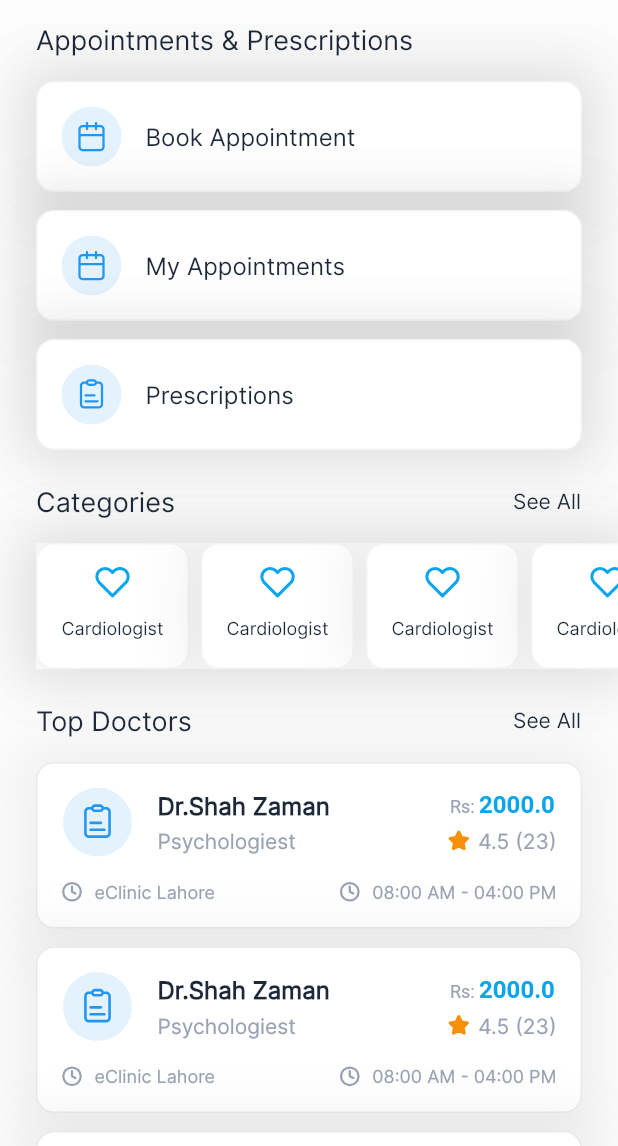
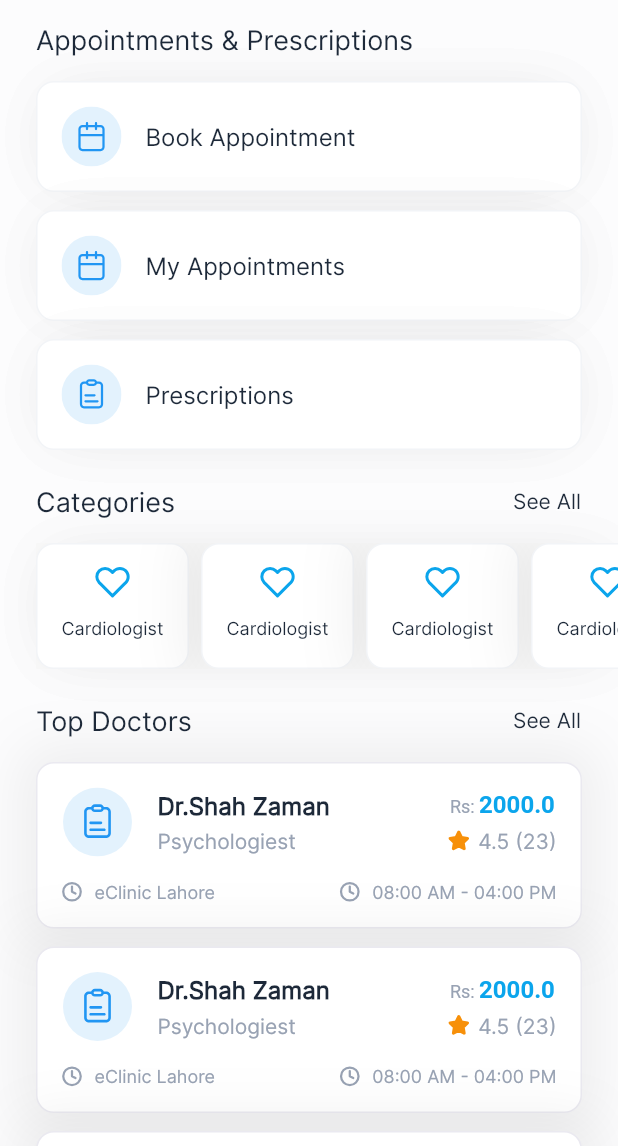
Before and after one commit to crazycoder534/health_buddy, a Flutter app: the HomeVU screen opened directly, after a tap on "Appointments", on a phone screen of 412 x 824 dp, the part 90-1236 px from its top. Run offline on Flutter 3.47's test engine with Material 2 defaults, Android fonts, the phone set to English and light mode, and no system bars; our stand-ins replace flutter_svg, smooth_page_indicator, stacked.

```diff
--- a/lib/health_buddy/home/bottom_summery_cell_vu.dart
+++ b/lib/health_buddy/home/bottom_summery_cell_vu.dart
@@ -22,8 +22,8 @@ class BottomSummeryCellVU extends StatelessWidget {
             width: 95.48,
             title: 'Appointments',
             title2: 'Check Symptoms',
-            imageUrl: 'assets/images/app_assets/group2.svg',
-            imageUrl2: 'assets/images/app_assets/group3.svg',
+            imageUrl: 'assets/images/app_assets/appointments.svg',
+            imageUrl2: 'assets/images/app_assets/symptom.svg',
           ),
           const SizedBox(height: 12),
           Row(
@@ -31,14 +31,14 @@ class BottomSummeryCellVU extends StatelessWidget {
               Expanded(
                 child: chiContainer(
                     title: 'My Health',
-                    imageUrl: 'assets/images/app_assets/group4.svg',
+                    imageUrl: 'assets/images/app_assets/health.svg',
                     width: 70),
               ),
               const SizedBox(width: 12),
               Expanded(
                 child: chiContainer(
                   title: 'Subscriptions',
-                  imageUrl: 'assets/images/app_assets/group5.svg',
+                  imageUrl: 'assets/images/app_assets/subscription.svg',
                   width: 70,
                 ),
               ),
@@ -50,14 +50,14 @@ class BottomSummeryCellVU extends StatelessWidget {
               Expanded(
                 child: chiContainer(
                     title: 'Messages',
-                    imageUrl: 'assets/images/app_assets/messages.svg',
+                    imageUrl: 'assets/images/app_assets/message.svg',
                     width: 70),
               ),
               const SizedBox(width: 12),
               Expanded(
                 child: chiContainer(
                     title: 'Command Center',
-                    imageUrl: 'assets/images/app_assets/phone.svg',
+                    imageUrl: 'assets/images/app_assets/command.svg',
                     width: 70),
               ),
             ],
--- a/lib/health_buddy/home/coursel_slide_cell_vu.dart
+++ b/lib/health_buddy/home/coursel_slide_cell_vu.dart
@@ -34,7 +34,7 @@ class CarouselSliderCellVU extends StatelessWidget {
                 title: "Free Live Chat",
                 subTitle:
                     "Ab ghar bathay he doctor sy muft mashwara hasil karen.",
-                imageUrl: "assets/images/app_assets/group1.svg"),
+                imageUrl: "assets/images/app_assets/chat.svg"),
           );
         });
   }
--- a/lib/health_buddy/utils/constants.dart
+++ b/lib/health_buddy/utils/constants.dart
@@ -69,13 +69,13 @@ List<BoxShadow> cardShadow = [
   BoxShadow(
     offset: const Offset(0, 0),
     blurRadius: 31,
-    spreadRadius: 10,
+    spreadRadius: -10,
     color: const Color(0xff000000).withOpacity(0.06),
   ),
   BoxShadow(
     offset: const Offset(0, 0),
     blurRadius: 31,
-    spreadRadius: 10,
+    spreadRadius: -10,
     color: const Color(0xff000000).withOpacity(0.06),
   ),
 ];
```
Also changed, not shown: assets/images/app_assets/appointments.svg (added), assets/images/app_assets/chat.svg (added), assets/images/app_assets/command.svg (added), assets/images/app_assets/group1.svg (deleted), assets/images/app_assets/group2.svg (deleted), assets/images/app_assets/group3.svg (deleted), assets/images/app_assets/group4.svg (deleted), assets/images/app_assets/group5.svg (deleted), assets/images/app_assets/health.svg (added), assets/images/app_assets/message.svg (added), assets/images/app_assets/messages.svg (deleted), assets/images/app_assets/person.png (deleted), assets/images/app_assets/phone.svg (deleted), assets/images/app_assets/subscription.svg (added), 1 more files.
